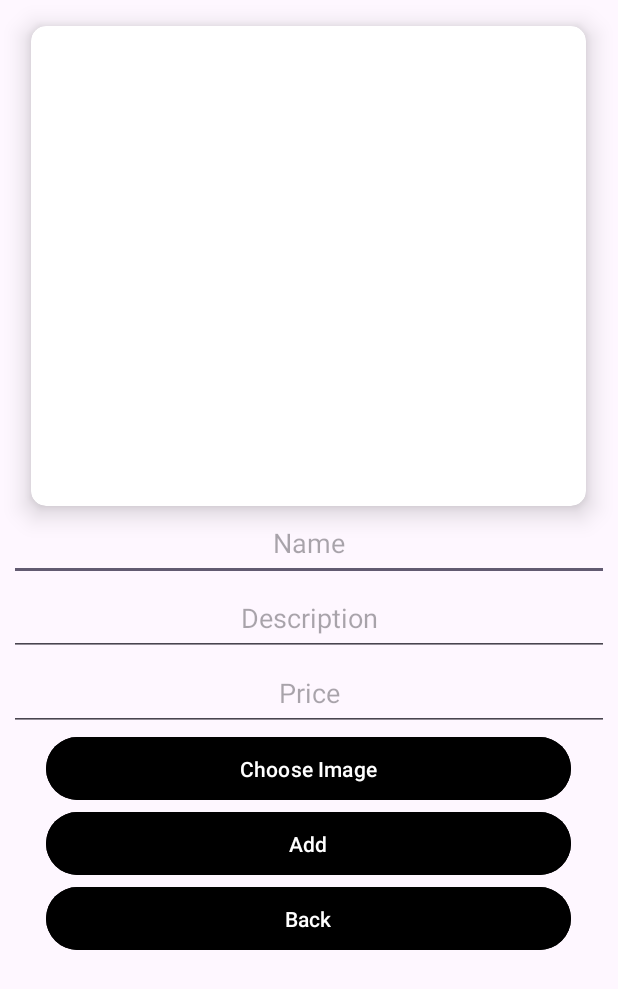
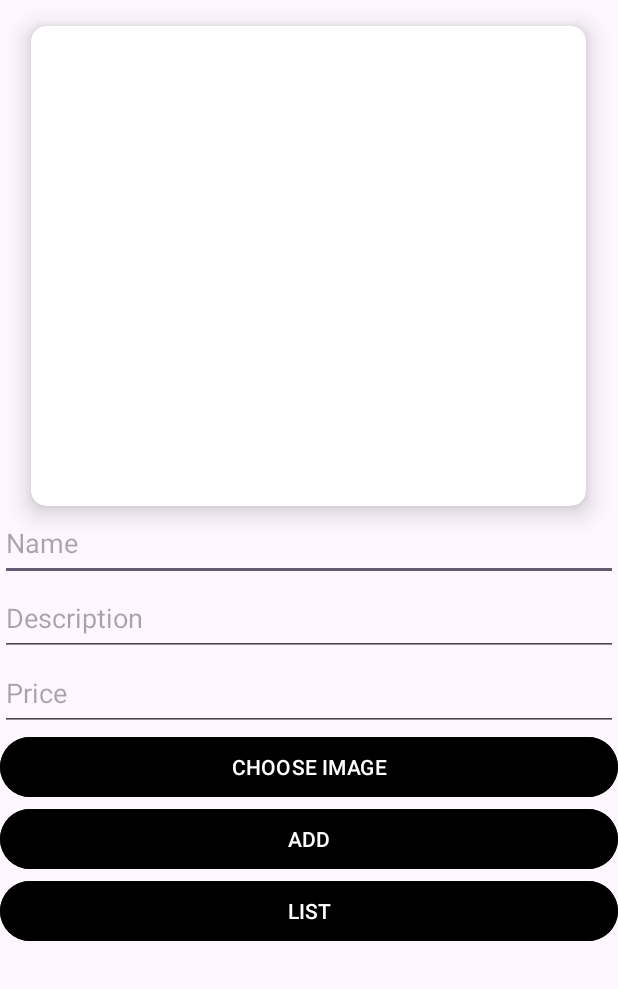
Before and after one commit to TrungNguyen140526/AppTraSua, an Android app: the CreateProduct screen opened directly, with no data from a screen before it, on a phone screen of 412 x 824 dp. Shown: the top 989 px of the screen. Run offline under Robolectric (Android 15) with nearby library versions, the phone set to English and light mode, and no system bars.

Commit message:
Update Aapp
Change UI, codes.

```diff
--- a/app/build.gradle
+++ b/app/build.gradle
@@ -33,6 +33,7 @@ dependencies {
     implementation 'androidx.appcompat:appcompat:1.6.1'
     implementation 'com.google.android.material:material:1.5.0'
     implementation 'androidx.constraintlayout:constraintlayout:2.1.4'
+    implementation 'androidx.appcompat:appcompat:1.3.0'
     testImplementation 'junit:junit:4.13.2'
     androidTestImplementation 'androidx.test.ext:junit:1.1.5'
     androidTestImplementation 'androidx.test.espresso:espresso-core:3.5.1'
--- a/app/src/main/java/com/example/loginfunction/AdminPage.java
+++ b/app/src/main/java/com/example/loginfunction/AdminPage.java
@@ -53,7 +53,7 @@ public class AdminPage extends AppCompatActivity implements LoaderManager.Loader
 
         username = getIntent().getStringExtra("username");
 
-        txtUserName.setText("Welcome " + getIntent().getStringExtra("username") + " back!!");
+        txtUserName.setText("Welcome " + getIntent().getStringExtra("username"));
 
         dbHelper = new OrderHelper(this);
 
--- a/app/src/main/java/com/example/loginfunction/HomePage.java
+++ b/app/src/main/java/com/example/loginfunction/HomePage.java
@@ -57,7 +57,7 @@ public class HomePage extends AppCompatActivity {
         dbHelper = new OrderHelper(this);
 
 
-        txtUsername.setText("Welcome " + getIntent().getStringExtra("username") + " \n");
+        txtUsername.setText("Welcome " + getIntent().getStringExtra("username"));
 
         String username = getIntent().getStringExtra("username");
 
--- a/app/src/main/res/layout/activity_create_product.xml
+++ b/app/src/main/res/layout/activity_create_product.xml
@@ -37,56 +37,47 @@
 
     <EditText
         android:id="@+id/edtName"
-        android:layout_width="400dp"
+        android:layout_width="match_parent"
         android:layout_height="50dp"
-        android:layout_gravity="center"
-        android:textAlignment="center"
         android:inputType="textPersonName"
         android:hint="Name"
         />
 
     <EditText
         android:id="@+id/edtDes"
-        android:layout_width="400dp"
+        android:layout_width="match_parent"
         android:layout_height="50dp"
-        android:layout_gravity="center"
-        android:textAlignment="center"
         android:inputType="textPersonName"
         android:hint="Description" />
 
     <EditText
         android:id="@+id/edtPrice"
-        android:layout_width="400dp"
+        android:layout_width="match_parent"
         android:layout_height="50dp"
-        android:layout_gravity="center"
-        android:textAlignment="center"
         android:inputType="number"
         android:hint="Price" />
 
     <Button
         android:id="@+id/btnChoose"
-        android:layout_width="350dp"
-        android:layout_height="50dp"
+        android:layout_width="match_parent"
+        android:layout_height="wrap_content"
         android:backgroundTint="@color/black"
-        android:layout_gravity="center"
-        android:text="Choose Image" />
+        android:text="CHOOSE IMAGE" />
 
 
     <Button
         android:id="@+id/btnAdd"
-        android:layout_width="350dp"
-        android:layout_height="50dp"
+        android:layout_width="match_parent"
+        android:layout_height="wrap_content"
         android:backgroundTint="@color/black"
-        android:layout_gravity="center"
-        android:text="Add" />
+        android:text="ADD" />
 
 
     <Button
         android:id="@+id/btnFoodlist"
-        android:layout_width="350dp"
-        android:layout_height="50dp"
+        android:layout_width="match_parent"
+        android:layout_height="wrap_content"
         android:backgroundTint="@color/black"
-        android:layout_gravity="center"
-        android:text="Back" />
+        android:text="LIST" />
 
 </LinearLayout>
--- a/app/src/main/res/values/strings.xml
+++ b/app/src/main/res/values/strings.xml
@@ -1,5 +1,5 @@
 <resources>
-    <string name="app_name">LaSiMi</string>
+    <string name="app_name">BubbleShop</string>
     <string name="this_is_header_text">This is Header Text</string>
     <string name="this_is_description_text">This is Description Text</string>
 
```
Also changed, not shown: app/src/main/res/layout/activity_admin_page.xml (+5 -4 lines), app/src/main/res/layout/activity_detail.xml (+7 -12 lines), app/src/main/res/layout/activity_forgot_password.xml (+7 -6 lines), app/src/main/res/layout/activity_home_page.xml (+8 -14 lines), app/src/main/res/layout/activity_login.xml (+10 -11 lines), app/src/main/res/layout/activity_main.xml (+6 -7 lines), app/src/main/res/layout/activity_reset_password.xml (+4 -6 lines).
